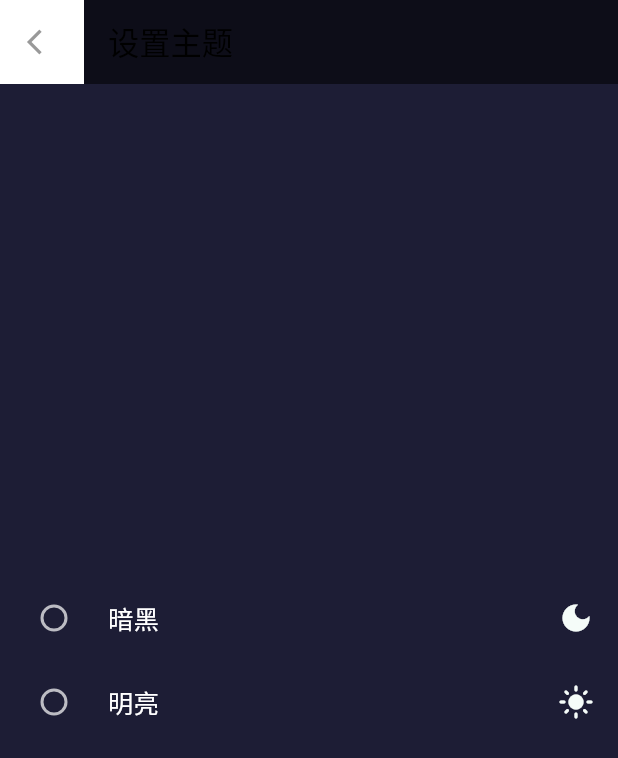
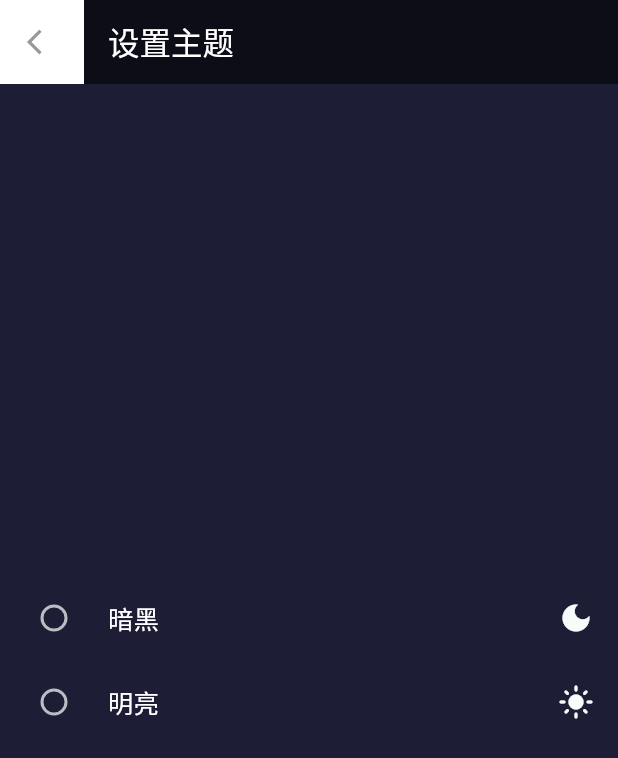
Before and after one commit to www-chao-fun/chaofun-app, a Flutter app: the MemberPage screen opened directly, after a tap on "主题", on a phone screen of 412 x 824 dp. Shown: the top 758 px of the screen. Run offline on Flutter 3.47's test engine with Material 2 defaults, Android fonts, the phone set to English and light mode, and no system bars; our stand-ins replace cached_network_image, connectivity, device_info, dio, fluro, flutter_easyrefresh and 18 more; missing offline and left inert: charcode, dart:ffi, extended_text, extended_text_field, extended_text_library, flutter_inappwebview and 5 more; accounts and stored records are empty; network calls fail; statements that could not run were skipped.

Commit message:
修改标题适应主题

```diff
--- a/lib/pages/collect/collect_detail_page.dart
+++ b/lib/pages/collect/collect_detail_page.dart
@@ -523,7 +523,7 @@ class _CollectDetailPageState extends State<CollectDetailPage>
 
   Widget sortCell() {
     return Container(
-      color: Color.fromRGBO(245, 245, 245, 1),
+      color: Theme.of(context).backgroundColor,
       // alignment: Alignment.centerRight,
       // color: Colors.white,
       child: Container(
--- a/lib/pages/focus_page.dart
+++ b/lib/pages/focus_page.dart
@@ -108,7 +108,7 @@ class _FocusPage extends State<FocusPage> {
           title: Text(
             widget.arguments['title'],
             style:
-            TextStyle(color: Colors.black, fontSize: ScreenUtil().setSp(38)),
+            Theme.of(context).textTheme.headline6,
           ),
           backgroundColor: Colors.white,
         ),
--- a/lib/pages/forum_followers_page.dart
+++ b/lib/pages/forum_followers_page.dart
@@ -103,7 +103,7 @@ class _ForumFollowersPage extends State<ForumFollowersPage> {
           title: Text(
             widget.arguments['title'],
             style:
-            TextStyle(color: Colors.black, fontSize: ScreenUtil().setSp(38)),
+            Theme.of(context).textTheme.headline6,
           ),
           backgroundColor: Colors.white,
         ),
--- a/lib/pages/index_page.dart
+++ b/lib/pages/index_page.dart
@@ -9,6 +9,7 @@ import 'package:flutter_chaofan/pages/message_page.dart';
 import 'package:flutter_chaofan/pages/nonetwork_page.dart';
 import 'package:flutter_chaofan/pages/post_detail/chao_fun_webview.dart';
 import 'package:flutter_chaofan/provide/user.dart';
+import 'package:flutter_chaofan/theme.dart';
 import 'package:flutter_chaofan/utils/notice.dart';
 import 'package:flutter_inappwebview/flutter_inappwebview.dart';
 import 'package:provider/provider.dart';
@@ -673,7 +674,8 @@ class _IndexPageState extends State<IndexPage> {
         selectedFontSize: 10.0, //选中时的大小
         unselectedFontSize: 10.0,
         unselectedItemColor: Color.fromRGBO(167, 165, 172, 1),
-        selectedItemColor: Color.fromRGBO(33, 29, 47, 1),
+        selectedIconTheme: Theme.of(context).bottomNavigationBarTheme.selectedIconTheme,
+        selectedItemColor: Theme.of(context).bottomNavigationBarTheme.selectedItemColor,
         currentIndex: Provider.of<CurrentIndexProvide>(context).currentIndex,
         items: bottomTabs,
         onTap: (index) {
--- a/lib/pages/member_page.dart
+++ b/lib/pages/member_page.dart
@@ -175,7 +175,7 @@ class _MemberPageState extends State<MemberPage> {
             controller: _scrollController,
             padding: EdgeInsets.only(bottom: 20),
             children: <Widget>[
-              ISLOGIN && (userInfo != null) ? _topHeader(userInfo) : _untopHeader(),
+              ISLOGIN && (userInfo != null) ? _topHeader(userInfo) : _untopHeader(context),
               ISLOGIN && (userInfo != null)
                   ? _secondLine(context)
                   : Container(height: 0),
@@ -637,9 +637,9 @@ class _MemberPageState extends State<MemberPage> {
     }
   }
 
-  Widget _untopHeader() {
+  Widget _untopHeader(BuildContext context) {
     return Container(
-      color: Colors.white,
+      color: Theme.of(context).backgroundColor,
       padding: EdgeInsets.fromLTRB(32, 80, 32, 60),
       child: Row(
         children: <Widget>[
@@ -806,7 +806,7 @@ class _MemberPageState extends State<MemberPage> {
               child: Column(
                 children: <Widget>[
                   Container(
-                    color: Colors.white,
+                    color: Theme.of(context).backgroundColor,
                     padding: EdgeInsets.fromLTRB(16, 8, 16, 8),
                     height: ScreenUtil().setWidth(88),
                     child: InkWell(
--- a/lib/pages/message_page.dart
+++ b/lib/pages/message_page.dart
@@ -232,7 +232,7 @@ class _MessagePageState extends State<MessagePage> {
           title: Text(
             '消息',
             style:
-            TextStyle(color: Colors.black, fontSize: ScreenUtil().setSp(38)),
+            Theme.of(context).textTheme.headline6,
           ),
           backgroundColor: Colors.white,
         ),
--- a/lib/pages/set/push_set_page.dart
+++ b/lib/pages/set/push_set_page.dart
@@ -103,7 +103,7 @@ class _PushSetPageState extends State<PushSetPage> {
         title: Text(
           '推送设置',
           style:
-              TextStyle(color: Colors.black, fontSize: ScreenUtil().setSp(38)),
+              Theme.of(context).textTheme.headline6,
         ),
         backgroundColor: Colors.white,
       ),
--- a/lib/pages/set/set_page.dart
+++ b/lib/pages/set/set_page.dart
@@ -66,7 +66,7 @@ class _SetPageState extends State<SetPage> {
         title: Text(
           '设置',
           style:
-              TextStyle(color: Colors.black, fontSize: ScreenUtil().setSp(38)),
+              Theme.of(context).textTheme.headline6,
         ),
         backgroundColor: Theme.of(context).backgroundColor,
       ),
--- a/lib/pages/set/set_theme_page.dart
+++ b/lib/pages/set/set_theme_page.dart
@@ -57,8 +57,8 @@ class _PushSetPageState extends State<SetThemePage> {
         brightness: Brightness.light,
         title: Text(
           '设置主题',
-          style:
-              TextStyle(color: Colors.black, fontSize: ScreenUtil().setSp(38)),
+          style: Theme.of(context).textTheme.headline6
+
         ),
         backgroundColor: Theme.of(context).backgroundColor,
       ),
--- a/lib/pages/user/at_user_list.dart
+++ b/lib/pages/user/at_user_list.dart
@@ -85,7 +85,7 @@ class _AtUserListPageState extends State<AtUserListPage> {
         title: Text(
           '我要@TA',
           style:
-              TextStyle(color: Colors.black, fontSize: ScreenUtil().setSp(38)),
+              Theme.of(context).textTheme.headline6,
         ),
         backgroundColor: Colors.white,
       ),
--- a/lib/pages/user/bind_phone_page.dart
+++ b/lib/pages/user/bind_phone_page.dart
@@ -73,7 +73,7 @@ class _BindPhonePageState extends State<BindPhonePage> {
         title: Text(
           '绑定手机号',
           style:
-              TextStyle(color: Colors.black, fontSize: ScreenUtil().setSp(38)),
+              Theme.of(context).textTheme.headline6,
         ),
         backgroundColor: Colors.white,
       ),
```
